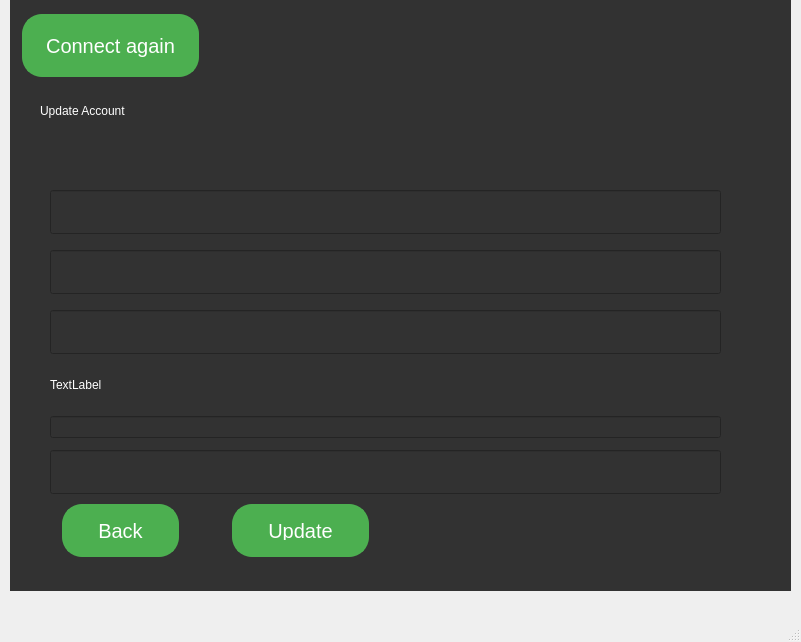
Old version of the form BankSystemUser/mainwindow.ui in the repository KerollosSamaan75/Bank-System-Project.
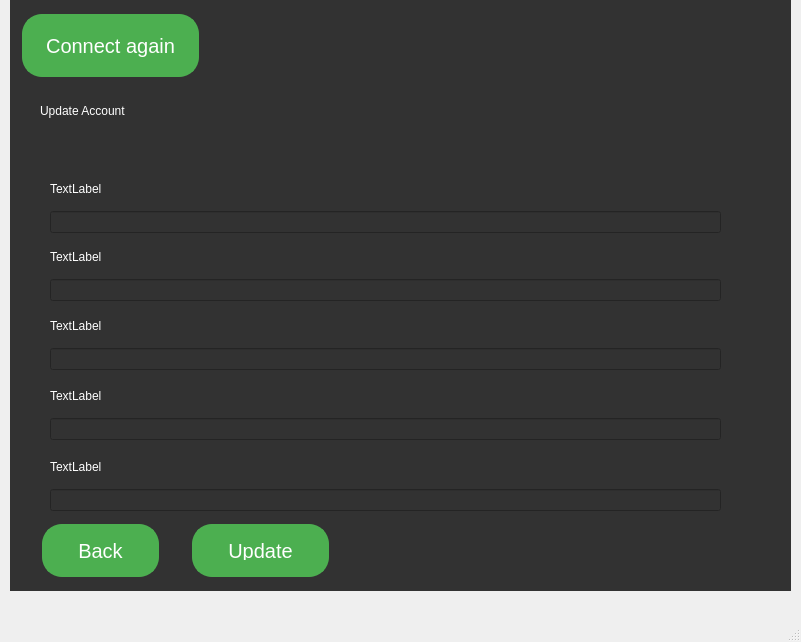
New version of the form. The open tabs and pages were chosen to show the change. Icons and pictures are not drawn.

Patch:
```diff
--- a/BankSystemUser/mainwindow.ui
+++ b/BankSystemUser/mainwindow.ui
@@ -1806,7 +1806,7 @@
         <x>530</x>
         <y>30</y>
         <width>201</width>
-        <height>151</height>
+        <height>131</height>
        </rect>
       </property>
       <property name="text">
@@ -1819,25 +1819,11 @@
        <bool>true</bool>
       </property>
      </widget>
-     <widget class="QLineEdit" name="UpdateAccountPassword">
-      <property name="geometry">
-       <rect>
-        <x>40</x>
-        <y>450</y>
-        <width>671</width>
-        <height>44</height>
-       </rect>
-      </property>
-      <property name="styleSheet">
-       <string notr="true">color: rgb(255, 255, 255);
-font: 700 20pt &quot;Segoe UI&quot;;</string>
-      </property>
-     </widget>
      <widget class="QPushButton" name="pB_ClientUpdateAccountBack">
       <property name="geometry">
        <rect>
-        <x>50</x>
-        <y>500</y>
+        <x>30</x>
+        <y>520</y>
         <width>121</width>
         <height>61</height>
        </rect>
@@ -1878,8 +1864,8 @@
      <widget class="QPushButton" name="pB_Update">
       <property name="geometry">
        <rect>
-        <x>220</x>
-        <y>500</y>
+        <x>180</x>
+        <y>520</y>
         <width>141</width>
         <height>61</height>
        </rect>
@@ -1917,55 +1903,13 @@
        <string>Update</string>
       </property>
      </widget>
-     <widget class="QLineEdit" name="UpdateAccountUserName">
-      <property name="geometry">
-       <rect>
-        <x>40</x>
-        <y>250</y>
-        <width>671</width>
-        <height>44</height>
-       </rect>
-      </property>
-      <property name="styleSheet">
-       <string notr="true">color: rgb(255, 255, 255);
-font: 700 20pt &quot;Segoe UI&quot;;</string>
-      </property>
-     </widget>
-     <widget class="QLineEdit" name="UpdateAccountAge">
-      <property name="geometry">
-       <rect>
-        <x>40</x>
-        <y>310</y>
-        <width>671</width>
-        <height>44</height>
-       </rect>
-      </property>
-      <property name="styleSheet">
-       <string notr="true">color: rgb(255, 255, 255);
-font: 700 20pt &quot;Segoe UI&quot;;</string>
-      </property>
-     </widget>
-     <widget class="QLineEdit" name="UpdateAccountFullName">
-      <property name="geometry">
-       <rect>
-        <x>40</x>
-        <y>190</y>
-        <width>671</width>
-        <height>44</height>
-       </rect>
-      </property>
-      <property name="styleSheet">
-       <string notr="true">color: rgb(255, 255, 255);
-font: 700 20pt &quot;Segoe UI&quot;;</string>
-      </property>
-     </widget>
      <widget class="QWidget" name="layoutWidget">
       <property name="geometry">
        <rect>
         <x>40</x>
-        <y>360</y>
+        <y>450</y>
         <width>671</width>
-        <height>78</height>
+        <height>61</height>
        </rect>
       </property>
       <layout class="QVBoxLayout" name="verticalLayout_37">
@@ -2032,6 +1976,130 @@
        <string>Connect again</string>
       </property>
      </widget>
+     <widget class="QWidget" name="layoutWidget">
+      <property name="geometry">
+       <rect>
+        <x>40</x>
+        <y>172</y>
+        <width>671</width>
+        <height>61</height>
+       </rect>
+      </property>
+      <layout class="QVBoxLayout" name="verticalLayout">
+       <item>
+        <widget class="QLabel" name="UpdateFullNameErrorLabel">
+         <property name="styleSheet">
+          <string notr="true">color: rgb(255, 255, 255);
+font: 10pt &quot;Segoe UI&quot;;</string>
+         </property>
+         <property name="text">
+          <string>TextLabel</string>
+         </property>
+        </widget>
+       </item>
+       <item>
+        <widget class="QLineEdit" name="UpdateAccountFullName">
+         <property name="styleSheet">
+          <string notr="true">color: rgb(255, 255, 255);
+font: 700 15pt &quot;Segoe UI&quot;;</string>
+         </property>
+        </widget>
+       </item>
+      </layout>
+     </widget>
+     <widget class="QWidget" name="layoutWidget">
+      <property name="geometry">
+       <rect>
+        <x>40</x>
+        <y>240</y>
+        <width>671</width>
+        <height>61</height>
+       </rect>
+      </property>
+      <layout class="QVBoxLayout" name="verticalLayout_14">
+       <item>
+        <widget class="QLabel" name="UpdateUserNameErrorLabel">
+         <property name="styleSheet">
+          <string notr="true">color: rgb(255, 255, 255);
+font: 10pt &quot;Segoe UI&quot;;</string>
+         </property>
+         <property name="text">
+          <string>TextLabel</string>
+         </property>
+        </widget>
+       </item>
+       <item>
+        <widget class="QLineEdit" name="UpdateAccountUserName">
+         <property name="styleSheet">
+          <string notr="true">color: rgb(255, 255, 255);
+font: 700 15pt &quot;Segoe UI&quot;;</string>
+         </property>
+        </widget>
+       </item>
+      </layout>
+     </widget>
+     <widget class="QWidget" name="layoutWidget">
+      <property name="geometry">
+       <rect>
+        <x>40</x>
+        <y>310</y>
+        <width>671</width>
+        <height>60</height>
+       </rect>
+      </property>
+      <layout class="QVBoxLayout" name="verticalLayout_15">
+       <item>
+        <widget class="QLabel" name="UpdateAgeErrorLabel">
+         <property name="styleSheet">
+          <string notr="true">color: rgb(255, 255, 255);
+font: 10pt &quot;Segoe UI&quot;;</string>
+         </property>
+         <property name="text">
+          <string>TextLabel</string>
+         </property>
+        </widget>
+       </item>
+       <item>
+        <widget class="QLineEdit" name="UpdateAccountAge">
+         <property name="styleSheet">
+          <string notr="true">color: rgb(255, 255, 255);
+font: 700 15pt &quot;Segoe UI&quot;;</string>
+         </property>
+        </widget>
+       </item>
+      </layout>
+     </widget>
+     <widget class="QWidget" name="">
+      <property name="geometry">
+       <rect>
+        <x>40</x>
+        <y>380</y>
+        <width>671</width>
+        <height>60</height>
+       </rect>
+      </property>
+      <layout class="QVBoxLayout" name="verticalLayout_18">
+       <item>
+        <widget class="QLabel" name="UpdatePasswordErrorLabel">
+         <property name="styleSheet">
+          <string notr="true">color: rgb(255, 255, 255);
+font: 10pt &quot;Segoe UI&quot;;</string>
+         </property>
+         <property name="text">
+          <string>TextLabel</string>
+         </property>
+        </widget>
+       </item>
+       <item>
+        <widget class="QLineEdit" name="UpdateAccountPassword">
+         <property name="styleSheet">
+          <string notr="true">color: rgb(255, 255, 255);
+font: 700 15pt &quot;Segoe UI&quot;;</string>
+         </property>
+        </widget>
+       </item>
+      </layout>
+     </widget>
     </widget>
     <widget class="QWidget" name="ViewMyHistory">
      <widget class="QLabel" name="label_10">
@@ -2243,6 +2311,72 @@
      </widget>
     </widget>
    </widget>
+   <widget class="QWidget" name="layoutWidget">
+    <property name="geometry">
+     <rect>
+      <x>0</x>
+      <y>0</y>
+      <width>2</width>
+      <height>2</height>
+     </rect>
+    </property>
+    <layout class="QHBoxLayout" name="horizontalLayout"/>
+   </widget>
+   <widget class="QWidget" name="layoutWidget">
+    <property name="geometry">
+     <rect>
+      <x>0</x>
+      <y>0</y>
+      <width>2</width>
+      <height>2</height>
+     </rect>
+    </property>
+    <layout class="QHBoxLayout" name="horizontalLayout_2"/>
+   </widget>
+   <widget class="QWidget" name="layoutWidget">
+    <property name="geometry">
+     <rect>
+      <x>0</x>
+      <y>0</y>
+      <width>2</width>
+      <height>2</height>
+     </rect>
+    </property>
+    <layout class="QVBoxLayout" name="verticalLayout_16"/>
+   </widget>
+   <widget class="QWidget" name="layoutWidget">
+    <property name="geometry">
+     <rect>
+      <x>0</x>
+      <y>0</y>
+      <width>2</width>
+      <height>2</height>
+     </rect>
+    </property>
+    <layout class="QHBoxLayout" name="horizontalLayout_3"/>
+   </widget>
+   <widget class="QWidget" name="layoutWidget">
+    <property name="geometry">
+     <rect>
+      <x>0</x>
+      <y>0</y>
+      <width>2</width>
+      <height>2</height>
+     </rect>
+    </property>
+    <layout class="QVBoxLayout" name="verticalLayout_17"/>
+   </widget>
+   <widget class="QWidget" name="layoutWidget">
+    <property name="geometry">
+     <rect>
+      <x>0</x>
+      <y>0</y>
+      <width>2</width>
+      <height>2</height>
+     </rect>
+    </property>
+    <layout class="QHBoxLayout" name="horizontalLayout_4"/>
+   </widget>
   </widget>
   <widget class="QMenuBar" name="menubar">
    <property name="geometry">
```
Left out of the diff: 105 changed lines with no effect on the pictures.
